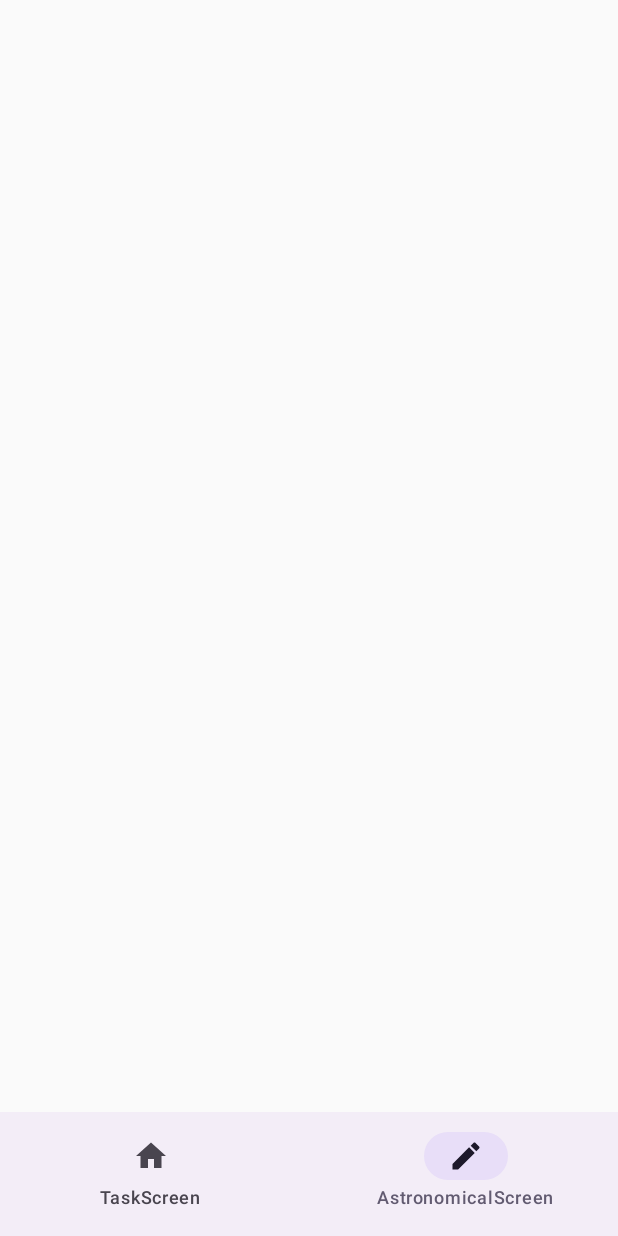
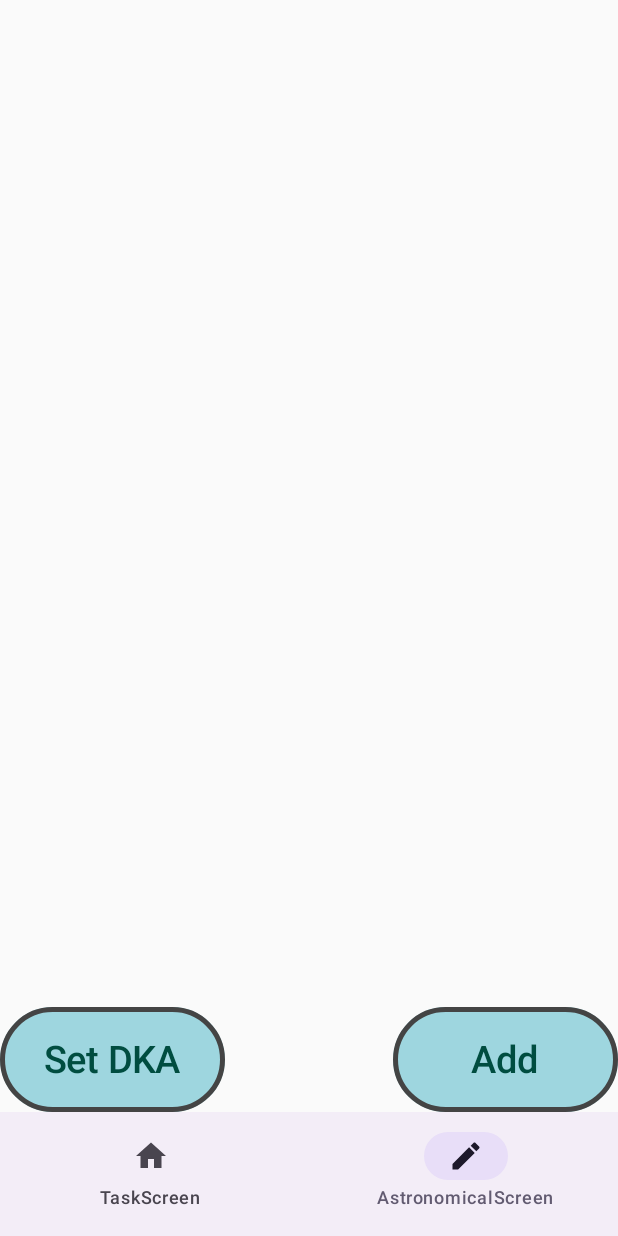
Before and after one commit to IP-115-Popov/tiaplaba5, an Android app built with Jetpack Compose: the DKAScreen screen opened through its navigation route, on a phone screen of 412 x 824 dp. Run offline under Robolectric (Android 15) with nearby library versions, the phone set to English and light mode, and no system bars.

Commit message:
Update edit dka

```diff
--- a/app/src/main/java/ru/sergey/tiap/presentation/screens/DKAScreen.kt
+++ b/app/src/main/java/ru/sergey/tiap/presentation/screens/DKAScreen.kt
@@ -1,8 +1,118 @@
 package ru.sergey.tiap.presentation.screens
 
+import androidx.compose.foundation.BorderStroke
+import androidx.compose.foundation.layout.Box
+import androidx.compose.foundation.layout.Column
+import androidx.compose.foundation.layout.Row
+import androidx.compose.foundation.layout.fillMaxSize
+import androidx.compose.foundation.layout.padding
+import androidx.compose.foundation.layout.size
+import androidx.compose.foundation.lazy.LazyColumn
+import androidx.compose.foundation.lazy.items
+import androidx.compose.material3.Button
+import androidx.compose.material3.ButtonDefaults
+import androidx.compose.material3.Text
+import androidx.compose.material3.TextField
 import androidx.compose.runtime.Composable
+import androidx.compose.runtime.collectAsState
+import androidx.compose.runtime.mutableStateOf
+import androidx.compose.runtime.remember
+import androidx.compose.ui.Alignment
+import androidx.compose.ui.Modifier
+import androidx.compose.ui.graphics.Color
+import androidx.compose.ui.res.stringResource
+import androidx.compose.ui.text.TextStyle
+import androidx.compose.ui.tooling.preview.Preview
+import androidx.compose.ui.unit.dp
+import androidx.compose.ui.unit.sp
+import androidx.lifecycle.viewmodel.compose.viewModel
+import ru.sergey.domain.State
+import ru.sergey.tiap.R
+import ru.sergey.tiap.viewmodel.DKAScreenViewModel
 
+
+@Preview(showBackground = true, showSystemUi = true)
 @Composable
-fun DKAScreen() {
+fun DKAScreen(vm : DKAScreenViewModel = viewModel()) {
+    val items = vm.DKD.collectAsState()
+    Box(modifier = Modifier.fillMaxSize()) {
+        LazyColumn {
+            items(items.value) { item : State ->
+               StateItem(item) { newItem ->
+                   vm.updateItem(item, newItem)
+               }
+            }
+        }
+        Button(
+            onClick = {
+                vm.addState()
+            },
+            Modifier
+                .size(150.dp, height = 120.dp)
+                .padding(top = 50.dp)
+                .align(Alignment.BottomEnd),
+            colors = ButtonDefaults.buttonColors(
+                contentColor = Color(0xff004D40),       // цвет текста
+                containerColor = Color(0xff9ed6df)
+            ),   // цвет фона
+            border = BorderStroke(3.dp, Color.DarkGray)
+        ) {
+            Text(stringResource(R.string.add), fontSize = 25.sp)
+        }
+        Button(
+            onClick = {
+                vm.setDKA()
+            },
+            Modifier
+                .size(150.dp, height = 120.dp)
+                .padding(top = 50.dp)
+                .align(Alignment.BottomStart),
+            colors = ButtonDefaults.buttonColors(
+                contentColor = Color(0xff004D40),       // цвет текста
+                containerColor = Color(0xff9ed6df)
+            ),   // цвет фона
+            border = BorderStroke(3.dp, Color.DarkGray)
+        ) {
+            Text(stringResource(R.string.set_dka), fontSize = 25.sp)
+        }
+    }
+}
+@Composable
+fun StateItem(state: State, onItemChange: (State) -> Unit) {
+    val stateString = remember {mutableStateOf(state.name)}
+    val symbol = remember {mutableStateOf(state.name)}
+    val nextStateString = remember {mutableStateOf(state.name)}
 
+    var isEditing = remember { mutableStateOf(false) }
+    Row {
+        Column(modifier = Modifier.weight(1f)) {
+            Text(text = "Name")
+            TextField(
+                value = stateString.value,
+                textStyle = TextStyle(fontSize=25.sp),
+                onValueChange = {newText -> stateString.value = newText}
+            )
+        }
+        Column(modifier = Modifier.weight(1f))  {
+            Text(text = "Symbol")
+            TextField(
+                value = symbol.value,
+                textStyle = TextStyle(fontSize = 25.sp),
+                onValueChange = { newText ->
+                    // Проверяем, является ли новый текст пустым или равно 1 символу
+                    if (newText.length <= 1) {
+                        symbol.value = newText // разрешаем обновление
+                    }
+                }
+            )
+        }
+        Column(modifier = Modifier.weight(1f))  {
+            Text(text = "Next state")
+            TextField(
+                value = nextStateString.value,
+                textStyle = TextStyle(fontSize = 25.sp),
+                onValueChange = {newText -> nextStateString.value = newText}
+            )
+        }
+    }
 }
--- a/app/src/main/java/ru/sergey/tiap/viewmodel/DKAScreenViewModel.kt
+++ b/app/src/main/java/ru/sergey/tiap/viewmodel/DKAScreenViewModel.kt
@@ -1,6 +1,28 @@
 package ru.sergey.tiap.viewmodel
 
+import androidx.compose.runtime.mutableStateListOf
+import androidx.compose.runtime.mutableStateOf
 import androidx.lifecycle.ViewModel
+import kotlinx.coroutines.flow.MutableStateFlow
+import kotlinx.coroutines.flow.StateFlow
+import kotlinx.coroutines.flow.asStateFlow
+import ru.sergey.domain.State
+import ru.sergey.tiap.models.DKAClass
+import ru.sergey.tiap.models.ShowChain
 
 class DKAScreenViewModel() : ViewModel() {
+    private val _items = MutableStateFlow<List<State>>(emptyList())
+    val DKD : StateFlow<List<State>> = _items.asStateFlow()
+    fun addState() {
+        _items.value = _items.value + State("f)") // Создаем mutableStateOf при добавлении
+    }
+
+    fun updateItem(oldItem: State, newItem: State) {
+        _items.value = _items.value.map {
+            if (it.name == oldItem.name) newItem else it
+        }
+    }
+    fun setDKA() {
+        DKAClass.DKA = _items.value
+    }
 }
--- a/app/src/main/res/values/strings.xml
+++ b/app/src/main/res/values/strings.xml
@@ -1,4 +1,5 @@
 <resources>
     <string name="app_name">tiap</string>
     <string name="add">Add</string>
+    <string name="set_dka">Set DKA</string>
 </resources>
--- a/domain/src/main/java/ru/sergey/domain/State.kt
+++ b/domain/src/main/java/ru/sergey/domain/State.kt
@@ -36,4 +36,8 @@ class State {
             this.isFinalState = true
         }
     }
+    // Добавляем функцию copy
+    fun copy(name: String = this.name, path: Map<String, String> = this.path): State {
+        return State(name, path)
+    }
 }
```
Also changed, not shown: app/src/main/java/ru/sergey/tiap/models/DKAClass.kt (added, +7 -0 lines), app/src/main/java/ru/sergey/tiap/models/ShowState.kt (added, +7 -0 lines), app/src/main/java/ru/sergey/tiap/viewmodel/ChainScreenViewModel.kt (+7 -6 lines).
